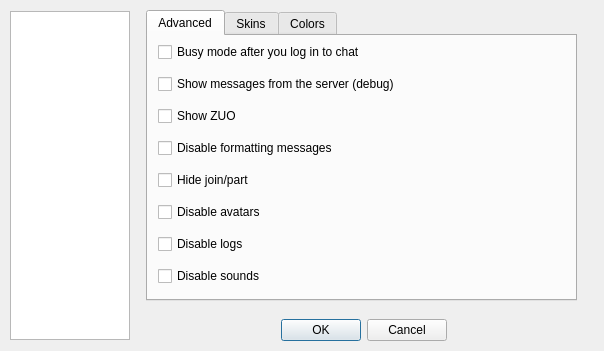
Qt form ui/options.ui (gitter-badger/simplechatclient) before a commit.
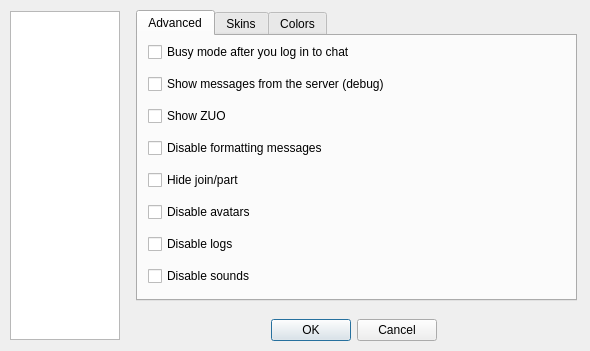
The same form after that commit. The open tabs and pages were chosen to show the change. Icons and pictures are not drawn.

Commit message: fix options layout

What changed in the file:
```diff
--- a/ui/options.ui
+++ b/ui/options.ui
@@ -6,19 +6,19 @@
    <rect>
     <x>0</x>
     <y>0</y>
-    <width>604</width>
+    <width>590</width>
     <height>351</height>
    </rect>
   </property>
   <property name="minimumSize">
    <size>
-    <width>604</width>
+    <width>590</width>
     <height>351</height>
    </size>
   </property>
   <property name="maximumSize">
    <size>
-    <width>604</width>
+    <width>590</width>
     <height>351</height>
    </size>
   </property>
@@ -34,7 +34,7 @@
     <rect>
      <x>10</x>
      <y>10</y>
-     <width>581</width>
+     <width>571</width>
      <height>331</height>
     </rect>
    </property>
@@ -43,7 +43,7 @@
      <widget class="QListWidget" name="listWidget_options">
       <property name="maximumSize">
        <size>
-        <width>120</width>
+        <width>110</width>
         <height>329</height>
        </size>
       </property>
@@ -59,6 +59,9 @@
         <height>64</height>
        </size>
       </property>
+      <property name="textElideMode">
+       <enum>Qt::ElideMiddle</enum>
+      </property>
       <property name="movement">
        <enum>QListView::Static</enum>
       </property>
@@ -69,7 +72,7 @@
        <bool>false</bool>
       </property>
       <property name="spacing">
-       <number>15</number>
+       <number>0</number>
       </property>
       <property name="viewMode">
        <enum>QListView::IconMode</enum>
@@ -231,7 +234,7 @@
            <rect>
             <x>10</x>
             <y>0</y>
-            <width>431</width>
+            <width>441</width>
             <height>291</height>
            </rect>
           </property>
@@ -250,7 +253,7 @@
              <rect>
               <x>10</x>
               <y>0</y>
-              <width>401</width>
+              <width>411</width>
               <height>261</height>
              </rect>
             </property>
```
Left out of the diff: 18 changed lines with no effect on the pictures. The commit also changes 4 other files.
